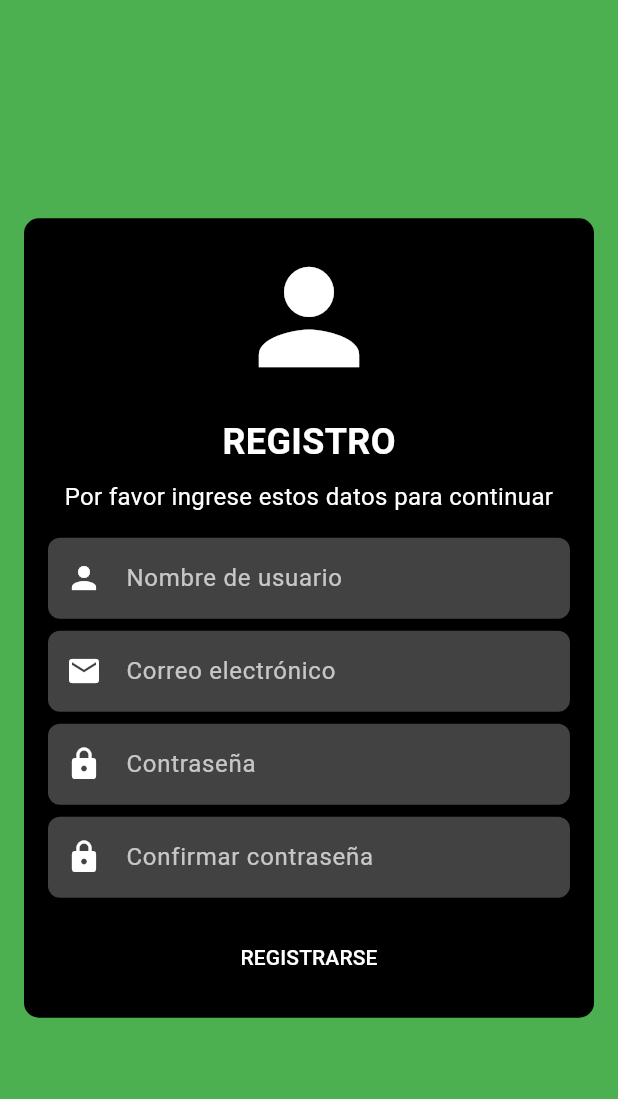
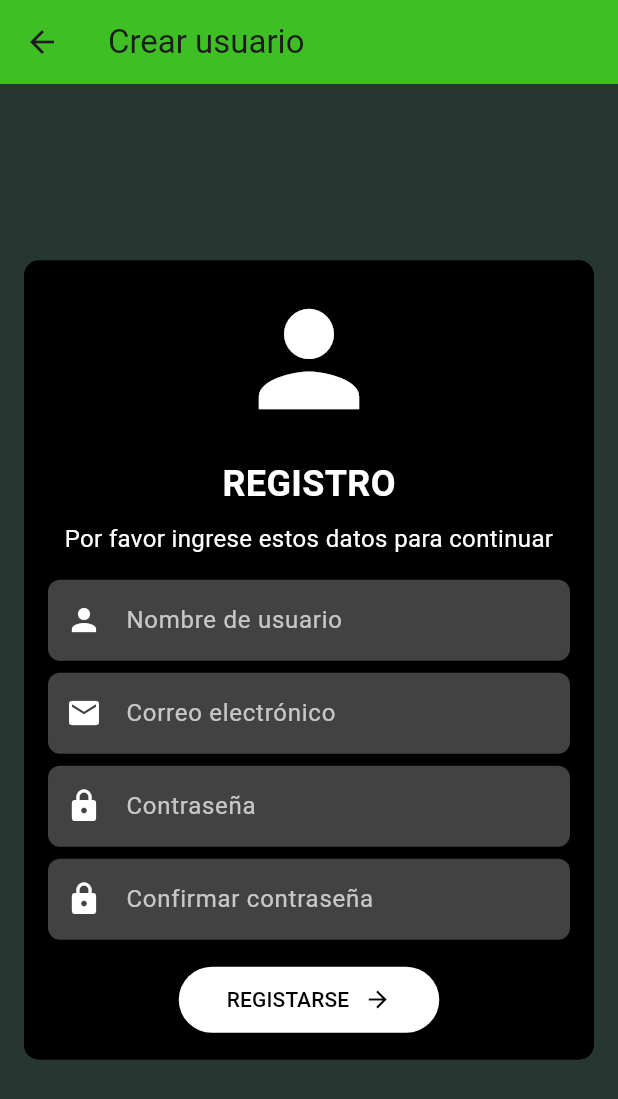
Before and after one commit to Yexqls/Blog_Flutter, a Flutter app: the SecondPage screen opened directly, on a phone screen of 412 x 824 dp. Shown: the top 1099 px of the screen. Run offline on Flutter 3.47's test engine with Material 3 defaults, Android fonts, the phone set to English and light mode, and no system bars.

Commit message:
Crear usuario_editar

```diff
--- a/lib/widgets/home.dart
+++ b/lib/widgets/home.dart
@@ -34,7 +34,7 @@ class MyHome extends StatelessWidget {
                   'LOGIN DE LA CUEVA DEL GAMER',
                   style: TextStyle(
                     color: Colors.white,
-                    fontSize: 20,
+                    fontSize: 40,
                   ),
                   textAlign: TextAlign.center,
                 ),
--- a/lib/widgets/second_page.dart
+++ b/lib/widgets/second_page.dart
@@ -6,7 +6,17 @@ class SecondPage extends StatelessWidget {
   @override
   Widget build(BuildContext context) {
     return Scaffold(
-      backgroundColor: Colors.green,
+      appBar: AppBar(
+        title: Text('Crear usuario'),
+        backgroundColor: Color.fromARGB(255, 62, 192, 37),
+        leading: IconButton(
+          icon: Icon(Icons.arrow_back),
+          onPressed: () {
+            Navigator.pop(context);
+          },
+        ),
+      ),
+      backgroundColor: Color.fromARGB(255, 37, 55, 48),
       body: Center(
         child: Padding(
           padding: const EdgeInsets.all(16.0),
@@ -65,15 +75,25 @@ class SecondPage extends StatelessWidget {
                   obscureText: true,
                 ),
                 SizedBox(height: 16.0),
-                ElevatedButton(
-                  onPressed: () {},
-                  style: ElevatedButton.styleFrom(
-                    backgroundColor: Colors.black,
-                    padding: EdgeInsets.symmetric(horizontal: 50, vertical: 10),
-                  ),
-                  child: Text(
-                    'REGISTRARSE',
-                    style: TextStyle(color: Colors.white),
+                Center(
+                  child: ElevatedButton(
+                    style: ElevatedButton.styleFrom(
+                      backgroundColor: Colors.white, // Fondo del botón
+                      foregroundColor: Colors.black, // Color del texto
+                      padding:
+                          EdgeInsets.symmetric(horizontal: 32, vertical: 12),
+                    ),
+                    onPressed: () {
+                      // Acción al presionar el botón
+                    },
+                    child: Row(
+                      mainAxisSize: MainAxisSize.min,
+                      children: [
+                        Text('REGISTARSE'),
+                        SizedBox(width: 10),
+                        Icon(Icons.arrow_forward),
+                      ],
+                    ),
                   ),
                 ),
               ],
```
Also changed, not shown: lib/widgets/form.dart (+5 -3 lines), lib/widgets/third_page.dart (+105 -2 lines).
